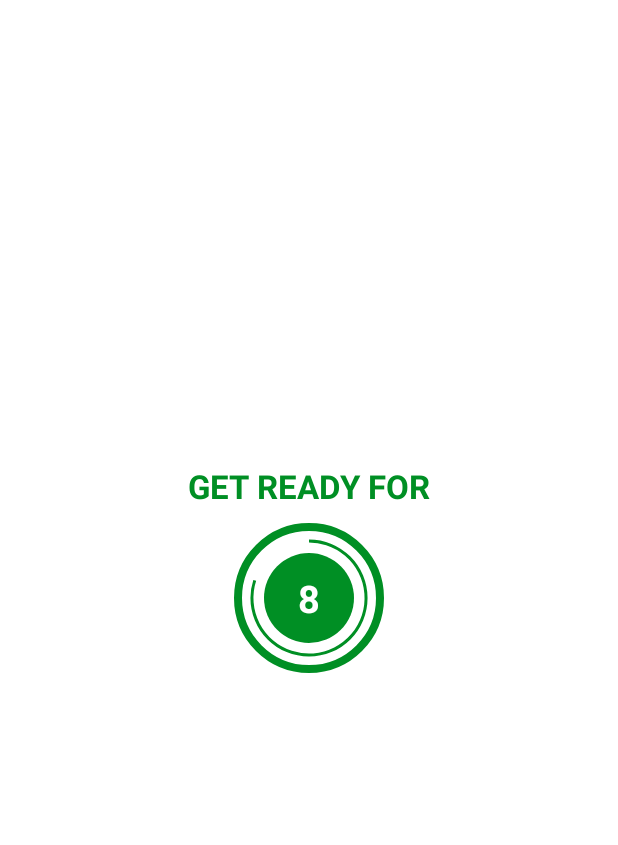
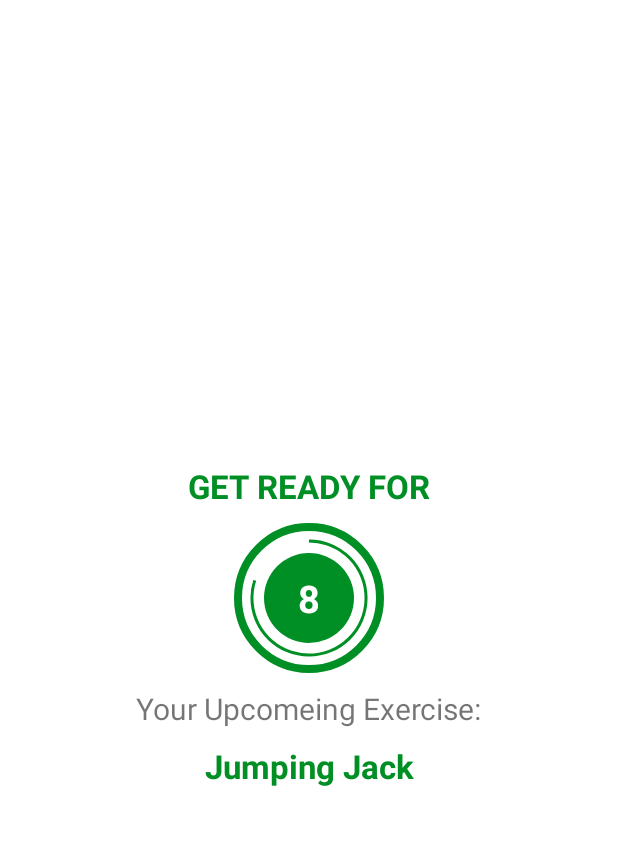
Before and after one commit to MithuBitz/WorkoutMe, an Android app: the ExerciseActivity screen opened directly, with no data from a screen before it, on a phone screen of 412 x 824 dp, the part 62-907 px from its top. Run offline under Robolectric (Android 15) with nearby library versions, the light colour scheme and no system bars.

Commit message:
Implement Constant object to parse the exercise

```diff
--- /dev/null
+++ b/app/src/main/java/com/example/workoutme/Constants.kt
@@ -0,0 +1,144 @@
+package com.example.workoutme
+
+object Constants {
+
+    //Create a function for default exercise Arraylist using ExerciseModel which can hold every exercise with their respective entity
+    fun defaultExercise(): ArrayList<ExerciseModel> {
+        //Create a variable for ArrayList object to hold ExerciseModel as list
+        val exerciseList = ArrayList<ExerciseModel>()
+        //Create a variable for jumping Jacks exercise useing Exercise model
+        val jumpingJack = ExerciseModel(
+            1,
+            "Jumping Jack",
+            R.drawable.ic_jumping_jacks,
+            false,
+            false
+        )
+        //THen add this to the ArrayList variable
+        exerciseList.add(jumpingJack)
+
+        //Create a variable for abdominalCrunch exercise useing Exercise model
+        val abdominalCrunch = ExerciseModel(
+            2,
+            "Abdominal Crunch",
+            R.drawable.ic_abdominal_crunch,
+            false,
+            false
+        )
+        //THen add this to the ArrayList variable
+        exerciseList.add(abdominalCrunch)
+
+        //Create a variable for Plank exercise useing Exercise model
+        val plank = ExerciseModel(
+            3,
+            "Plank",
+            R.drawable.ic_plank,
+            false,
+            false
+        )
+        //THen add this to the ArrayList variable
+        exerciseList.add(plank)
+
+        //Create a variable for Side Plank exercise useing Exercise model
+        val sidePlank = ExerciseModel(
+            4,
+            "Side Plank",
+            R.drawable.ic_side_plank,
+            false,
+            false
+        )
+        //THen add this to the ArrayList variable
+        exerciseList.add(sidePlank)
+
+        //Create a variable for Plank exercise useing Exercise model
+        val lunge = ExerciseModel(
+            5,
+            "Lunge",
+            R.drawable.ic_lunge,
+            false,
+            false
+        )
+        //THen add this to the ArrayList variable
+        exerciseList.add(lunge)
+
+        //Create a variable for highKneesRun exercise useing Exercise model
+        val highKneesRun = ExerciseModel(
+            6,
+            "High Knees Running in Place",
+            R.drawable.ic_high_knees_running_in_place,
+            false,
+            false
+        )
+        //THen add this to the ArrayList variable
+        exerciseList.add(highKneesRun)
+
+        //Create a variable for Plank exercise useing Exercise model
+        val pushUp = ExerciseModel(
+            7,
+            "Push Up",
+            R.drawable.ic_push_up,
+            false,
+            false
+        )
+        //THen add this to the ArrayList variable
+        exerciseList.add(pushUp)
+
+        //Create a variable for Plank exercise useing Exercise model
+        val pushUpNrotation = ExerciseModel(
+            8,
+            "Push Up & Rotation",
+            R.drawable.ic_push_up_and_rotation,
+            false,
+            false
+        )
+        //THen add this to the ArrayList variable
+        exerciseList.add(pushUpNrotation)
+
+        //Create a variable for Plank exercise useing Exercise model
+        val squat = ExerciseModel(
+            9,
+            "Squat",
+            R.drawable.ic_squat,
+            false,
+            false
+        )
+        //THen add this to the ArrayList variable
+        exerciseList.add(squat)
+
+        //Create a variable for Plank exercise useing Exercise model
+        val stepUpOntoChair = ExerciseModel(
+            10,
+            "Step Up Onto Chair",
+            R.drawable.ic_step_up_onto_chair,
+            false,
+            false
+        )
+        //THen add this to the ArrayList variable
+        exerciseList.add(stepUpOntoChair)
+
+        //Create a variable for Plank exercise useing Exercise model
+        val tricepDip = ExerciseModel(
+            11,
+            "Tricep Dip On Chair",
+            R.drawable.ic_triceps_dip_on_chair,
+            false,
+            false
+        )
+        //THen add this to the ArrayList variable
+        exerciseList.add(tricepDip)
+
+        val wallSit = ExerciseModel(
+            12,
+            "Wall Sit",
+            R.drawable.ic_wall_sit,
+            false,
+            false
+        )
+        //THen add this to the ArrayList variable
+        exerciseList.add(wallSit)
+
+        //return the ArrayList
+        return exerciseList
+    }
+
+}
--- a/app/src/main/java/com/example/workoutme/ExerciseActivity.kt
+++ b/app/src/main/java/com/example/workoutme/ExerciseActivity.kt
@@ -1,11 +1,10 @@
 package com.example.workoutme
 
-import android.opengl.Visibility
-import androidx.appcompat.app.AppCompatActivity
 import android.os.Bundle
 import android.os.CountDownTimer
 import android.view.View
 import android.widget.Toast
+import androidx.appcompat.app.AppCompatActivity
 import com.example.workoutme.databinding.ActivityExerciseBinding
 
 class ExerciseActivity : AppCompatActivity() {
@@ -15,6 +14,11 @@ class ExerciseActivity : AppCompatActivity() {
     private var exerciseTimer: CountDownTimer? = null
     private var restProgress = 0
     private var exerciseProgress = 0
+
+    //Intialize exercise List with the Exercise Model
+    private var exerciseList: ArrayList<ExerciseModel>? = null
+    //Intialize the current exercise position and hold it to -1 so that when increment its start from 0
+    private var currentExercisePostion = -1
 
     override fun onCreate(savedInstanceState: Bundle?) {
         super.onCreate(savedInstanceState)
@@ -27,6 +31,9 @@ class ExerciseActivity : AppCompatActivity() {
             supportActionBar?.setDisplayHomeAsUpEnabled(true)
         }
 
+        // set the Exercise arrayList Constant object exercise list function
+        exerciseList = Constants.defaultExercise()
+
         binding?.toolbarExercise?.setNavigationOnClickListener {
             onBackPressed()
         }
@@ -35,23 +42,44 @@ class ExerciseActivity : AppCompatActivity() {
     }
 
     private fun setRestView(){
+
+        binding?.titleTV?.visibility = View.VISIBLE
+        binding?.progressBarFL?.visibility = View.VISIBLE
+        binding?.exerciseViewFL?.visibility = View.INVISIBLE
+        binding?.exerciseTV?.visibility = View.INVISIBLE
+        binding?.imageIV?.visibility = View.INVISIBLE
+        binding?.simpleTV?.visibility = View.VISIBLE
+        binding?.nextExerciseTV?.visibility = View.VISIBLE
+
         if (restTimer != null){
             restTimer?.cancel()
             restProgress = 0
         }
 
+        binding?.nextExerciseTV?.text = exerciseList!![currentExercisePostion + 1].getName()
+
         setProgressBar()
     }
 
     private fun setExerciseView() {
-        binding?.titleTV?.text = "Exercise Name"
+        binding?.titleTV?.visibility = View.INVISIBLE
         binding?.progressBarFL?.visibility = View.INVISIBLE
         binding?.exerciseViewFL?.visibility = View.VISIBLE
+        binding?.exerciseTV?.visibility = View.VISIBLE
+        binding?.imageIV?.visibility = View.VISIBLE
+        binding?.simpleTV?.visibility = View.INVISIBLE
+        binding?.nextExerciseTV?.visibility = View.INVISIBLE
+
 
         if (exerciseTimer != null){
             exerciseTimer?.cancel()
             exerciseProgress = 0
         }
+
+        // Set the image of the exercise from the arraylist of exercise
+        binding?.imageIV?.setImageResource(exerciseList!![currentExercisePostion].getImage())
+        //Set the exercise name taken from the arraylist
+        binding?.exerciseTV?.text = exerciseList!![currentExercisePostion].getName()
 
         setExerciseProgressBar()
     }
@@ -68,10 +96,15 @@ class ExerciseActivity : AppCompatActivity() {
                 binding?.progressBar?.progress = 10 - restProgress
                 //set the timerText to totalProgress - restProgress
                 binding?.timerTV?.text = (10 - restProgress).toString()
+
+
+
             }
 
             override fun onFinish() {
-                Toast.makeText(this@ExerciseActivity, "Here now you will start your exercise", Toast.LENGTH_LONG).show()
+                //increment the current Exercise Transliterator.Position global variable
+                currentExercisePostion++
+
                 setExerciseView()
 
             }
@@ -79,22 +112,27 @@ class ExerciseActivity : AppCompatActivity() {
 
     }
 
-
-
     private fun setExerciseProgressBar(){
 
         binding?.exerciseProgressBar?.progress = exerciseProgress
 
         exerciseTimer = object : CountDownTimer(30000, 1000){
             override fun onTick(millisUntilFinished: Long) {
-                binding?.titleTV?.text = "You Do Exercise"
+                //binding?.titleTV?.text = "You completed: " + exerciseList!![currentExercisePostion].getName()
                 exerciseProgress++
                 binding?.exerciseProgressBar?.progress = 30 - exerciseProgress
                 binding?.exerciseTimerTV?.text = (30 - exerciseProgress).toString()
             }
 
             override fun onFinish() {
-                Toast.makeText(this@ExerciseActivity, "You are done this exercise", Toast.LENGTH_LONG).show()
+                // if current exercise position is less than exerciseList size minus 1
+                if (currentExercisePostion < exerciseList!!.size - 1) {
+                    //set the rest view
+                    setRestView()
+                } else {
+                    //else display a toast for complete the exercise
+                    Toast.makeText(this@ExerciseActivity, "Congrats you completed the exercise", Toast.LENGTH_LONG).show()
+                }
             }
 
         }.start()
--- a/app/src/main/res/layout/activity_exercise.xml
+++ b/app/src/main/res/layout/activity_exercise.xml
@@ -70,6 +70,60 @@
 
     </FrameLayout>
 
+    <TextView
+        android:id="@+id/simpleTV"
+        android:layout_width="wrap_content"
+        android:layout_height="wrap_content"
+        android:text="@string/nestExe"
+        android:textSize="20sp"
+        android:visibility="invisible"
+        android:layout_marginTop="10dp"
+        app:layout_constraintEnd_toEndOf="parent"
+        app:layout_constraintStart_toStartOf="parent"
+        app:layout_constraintTop_toBottomOf="@+id/progressBarFL"
+        tools:visibility="visible" />
+
+    <TextView
+        android:id="@+id/nextExerciseTV"
+        android:layout_width="wrap_content"
+        android:layout_height="wrap_content"
+        android:textColor="@color/colorAccent"
+        android:textSize="22sp"
+        android:textStyle="bold"
+        android:visibility="invisible"
+        android:layout_marginTop="10dp"
+        app:layout_constraintEnd_toEndOf="@+id/simpleTV"
+        app:layout_constraintStart_toStartOf="@+id/simpleTV"
+        app:layout_constraintTop_toBottomOf="@+id/simpleTV"
+        tools:text="Exercise Name"
+        tools:visibility="visible" />
+
+
+    <ImageView
+        android:id="@+id/imageIV"
+        android:layout_width="match_parent"
+        android:layout_height="0dp"
+        android:scaleType="fitXY"
+        android:src="@drawable/ic_plank"
+        android:visibility="invisible"
+        app:layout_constraintBottom_toTopOf="@id/exerciseTV"
+        app:layout_constraintTop_toBottomOf="@+id/toolbarExercise"
+        tools:layout_editor_absoluteX="0dp" />
+
+    <TextView
+        android:id="@+id/exerciseTV"
+        android:layout_width="wrap_content"
+        android:layout_height="wrap_content"
+        android:text="Exercise Name"
+        android:textColor="@color/colorAccent"
+        android:textSize="22sp"
+        android:textStyle="bold"
+        android:visibility="gone"
+        app:layout_constraintEnd_toEndOf="parent"
+        app:layout_constraintStart_toStartOf="parent"
+        app:layout_constraintTop_toBottomOf="@+id/imageIV"
+        tools:visibility="visible" />
+
     <FrameLayout
         android:id="@+id/exerciseViewFL"
         android:layout_width="100dp"
@@ -80,7 +134,7 @@
         app:layout_constraintBottom_toBottomOf="parent"
         app:layout_constraintEnd_toEndOf="parent"
         app:layout_constraintStart_toStartOf="parent"
-        app:layout_constraintTop_toBottomOf="@+id/toolbarExercise">
+        app:layout_constraintTop_toBottomOf="@+id/exerciseTV">
 
         <ProgressBar
             android:id="@+id/exerciseProgressBar"
--- a/app/src/main/res/values/strings.xml
+++ b/app/src/main/res/values/strings.xml
@@ -1,4 +1,5 @@
 <resources>
     <string name="app_name">WorkoutMe</string>
     <string name="image">image</string>
+    <string name="nestExe">Your Upcomeing Exercise:</string>
 </resources>
```
